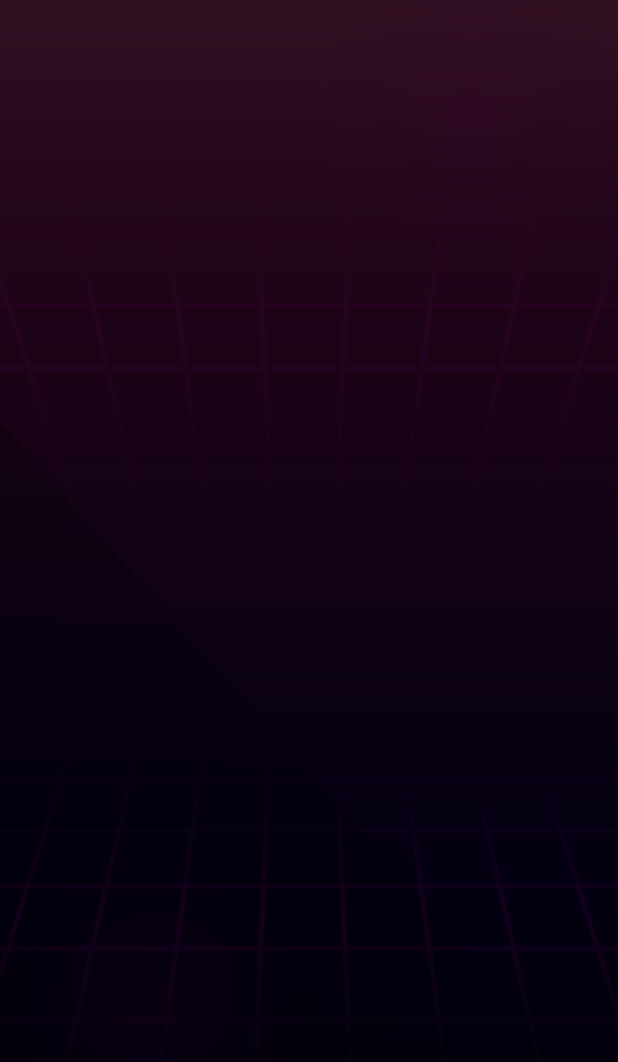
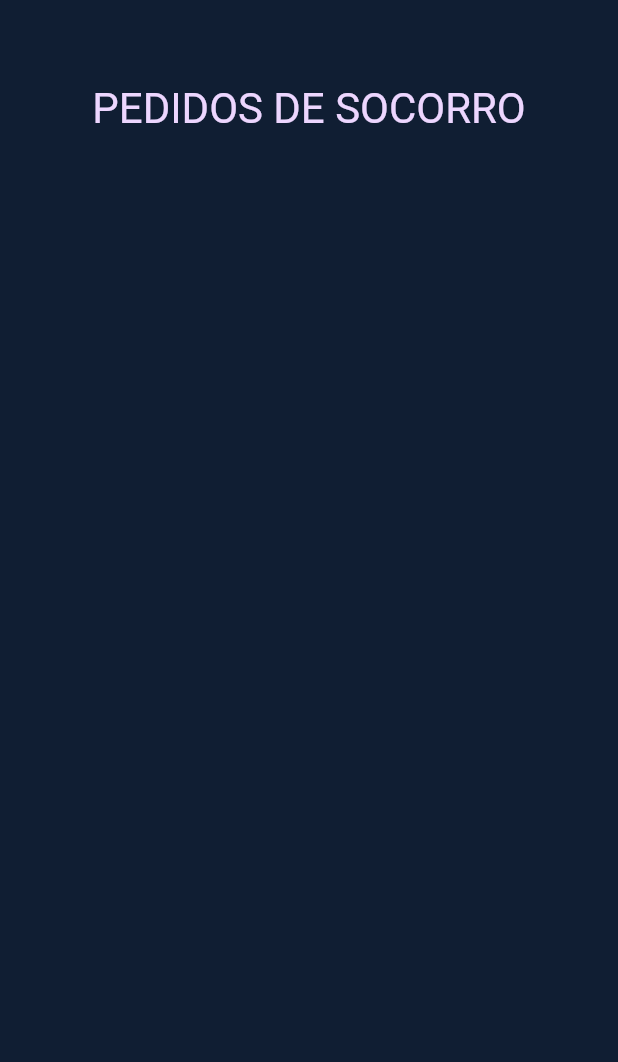
Before and after one commit to Alifyz/flutter-hackathon-2020, a Flutter app: the HelpListPage screen opened directly, on a phone screen of 412 x 824 dp. Shown: the top 1062 px of the screen. Run offline on Flutter 3.47's test engine with Material 2 defaults, Android fonts, the light colour scheme and no system bars; our stand-ins replace flutter_swiper, google_fonts.

Commit message:
add: header for help list page

```diff
--- a/lib/pages/help_list_page.dart
+++ b/lib/pages/help_list_page.dart
@@ -1,30 +1,30 @@
 import 'package:flutter/material.dart';
 import 'package:flutter_hackathon/styles/colors.dart';
+import 'package:flutter_hackathon/styles/text.dart';
 
-class HelpListPage extends StatelessWidget {
+class HelpListPage extends StatefulWidget {
+  @override
+  _HelpListPageState createState() => _HelpListPageState();
+}
+
+class _HelpListPageState extends State<HelpListPage> {
   @override
   Widget build(BuildContext context) {
-    double height = MediaQuery.of(context).size.height;
-    double width = MediaQuery.of(context).size.width;
-
     return Scaffold(
-      backgroundColor: ColorStyles.backgroundColor,
-      body: Stack(
-        children: [
-          Container(
-            color: Colors.black,
-            child: Image.asset(
-              'images/background.png',
-              height: height,
-              width: width,
-              fit: BoxFit.fill,
+        backgroundColor: ColorStyles.backgroundColor,
+        body: Padding(
+          padding: const EdgeInsets.only(top: 56),
+          child: Center(
+            child: Column(
+              crossAxisAlignment: CrossAxisAlignment.center,
+              children: [
+                Text(
+                  'PEDIDOS DE SOCORRO',
+                  style: TypographyStyle.textTitleTheme,
+                ),
+              ],
             ),
           ),
-          Container(
-            color: Colors.black54,
-          ),
-        ],
-      ),
-    );
+        ));
   }
 }
```
Also changed, not shown: lib/services/firebase.dart (deleted).
